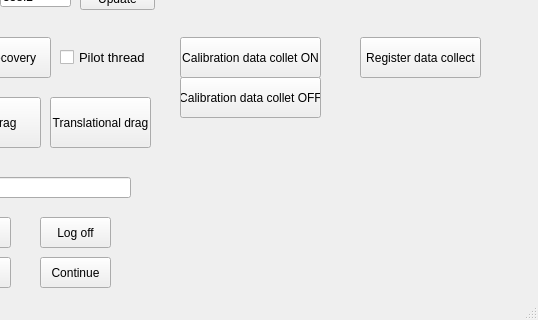
Qt form mainwindow.ui (erikfredin/FrankaEmikaGUI) before a commit; both pictures show x 180 to 718 and y 282 to 602 of the 718 by 602 pixel window.
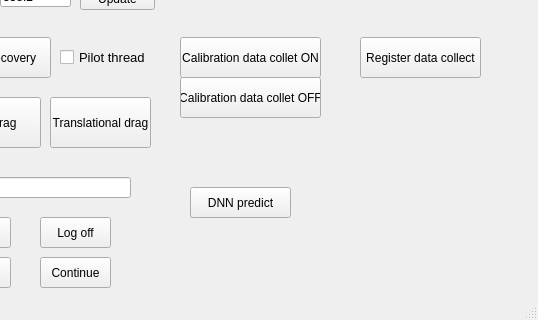
The same form after that commit.

The edit to the form file:
```diff
--- a/mainwindow.ui
+++ b/mainwindow.ui
@@ -590,6 +590,19 @@
      <string>Clear Currents</string>
     </property>
    </widget>
+   <widget class="QPushButton" name="pushButton_DNNpredict">
+    <property name="geometry">
+     <rect>
+      <x>370</x>
+      <y>450</y>
+      <width>101</width>
+      <height>31</height>
+     </rect>
+    </property>
+    <property name="text">
+     <string>DNN predict</string>
+    </property>
+   </widget>
   </widget>
   <widget class="QMenuBar" name="menubar">
    <property name="geometry">
```
